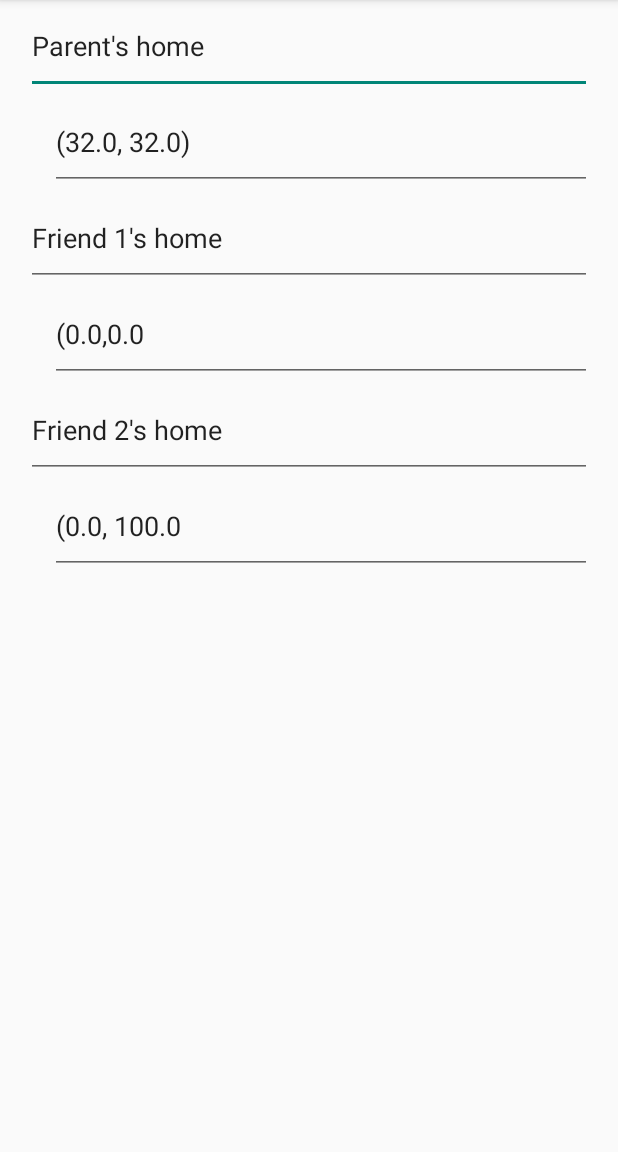
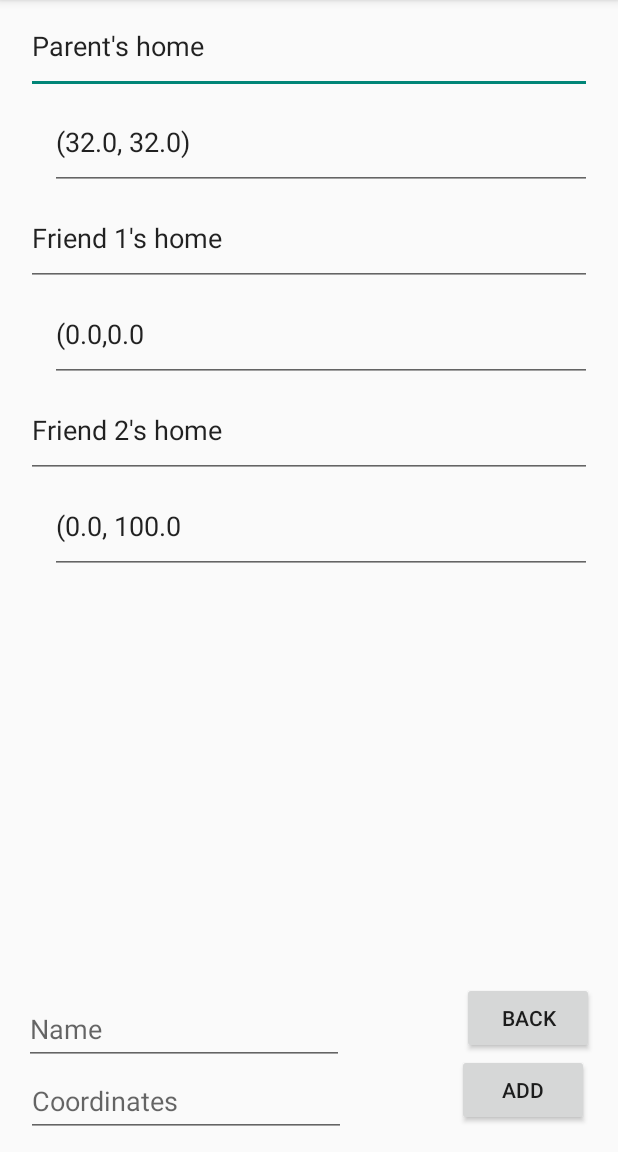
Before and after one commit to CSE-110-Winter-2023/cse110-team-12-Social-Compass, an Android app: the LocationListActivity screen opened directly, with no data from a screen before it, on a phone screen of 412 x 824 dp, the part 84-1236 px from its top. Run offline under Robolectric (Android 15) with nearby library versions, the light colour scheme and no system bars; our stand-ins replace Room's generated code.

Commit message:
input fields and buttons for locationActivity

```diff
--- a/app/src/main/java/edu/ucsd/cse110/socialcompass/LocationListActivity.java
+++ b/app/src/main/java/edu/ucsd/cse110/socialcompass/LocationListActivity.java
@@ -7,6 +7,7 @@ import androidx.recyclerview.widget.RecyclerView;
 import android.location.Location;
 import android.os.Bundle;
 import android.util.Log;
+import android.view.View;
 
 import java.util.List;
 
@@ -29,4 +30,12 @@ public class LocationListActivity extends AppCompatActivity {
 
         adapter.setLocationListItems(LocationListItem.loadJSON(this, "locations.json"));
     }
+
+    public void onBackClicked(View view) {
+
+        this.finish();
+    }
+
+    public void onAddInputClicked(View view) {
+    }
 }
--- a/app/src/main/java/edu/ucsd/cse110/socialcompass/LocationListItem.java
+++ b/app/src/main/java/edu/ucsd/cse110/socialcompass/LocationListItem.java
@@ -1,6 +1,17 @@
 package edu.ucsd.cse110.socialcompass;
 
 import android.content.Context;
+
+import androidx.annotation.NonNull;
+import androidx.room.Dao;
+import androidx.room.Database;
+import androidx.room.Delete;
+import androidx.room.Entity;
+import androidx.room.Insert;
+import androidx.room.PrimaryKey;
+import androidx.room.Query;
+import androidx.room.RoomDatabase;
+import androidx.room.Update;
 
 import com.google.gson.Gson;
 import com.google.gson.reflect.TypeToken;
@@ -13,13 +24,15 @@ import java.lang.reflect.Type;
 import java.util.Collections;
 import java.util.List;
 
+@Entity(tableName = "location_list_items")
 public class LocationListItem {
 
+    @PrimaryKey(autoGenerate = true)
     public long id = 0;
+    @NonNull
     public String label, coords;
 
-
-    public LocationListItem(String label, String coords) {
+    public LocationListItem(@NonNull String label, @NonNull String coords) {
         this.label = label;
         this.coords = coords;
     }
@@ -44,4 +57,27 @@ public class LocationListItem {
                 ", coords=" + coords +
                 '}';
     }
+
+    @Dao
+    public interface LocationListItemDao {
+        @Insert
+        long insert(LocationListItem locationListItem);
+
+        @Query("SELECT * FROM 'location_list_items' WHERE 'id'=:id")
+        LocationListItem get(long id);
+
+        @Query("SELECT * FROM 'location_list_items' ORDER BY 'order'")
+        List<LocationListItem> getAll();
+
+        @Update
+        int update(LocationListItem locationListItem);
+
+        @Delete
+        int delete(LocationListItem locationListItem);
+    }
+
+    @Database(entities = {LocationListItem.class}, version = 1)
+    public abstract class LocationDatabase extends RoomDatabase {
+        public abstract LocationListItemDao locationListItemDao();
+    }
 }
--- a/app/src/main/res/layout/activity_location_list.xml
+++ b/app/src/main/res/layout/activity_location_list.xml
@@ -13,9 +13,53 @@
         android:layout_marginStart="1dp"
         android:layout_marginTop="1dp"
         android:layout_marginEnd="1dp"
-        android:layout_marginBottom="1dp"
-        app:layout_constraintBottom_toBottomOf="parent"
+        android:layout_marginBottom="8dp"
+        app:layout_constraintBottom_toTopOf="@+id/back_btn"
         app:layout_constraintEnd_toEndOf="parent"
         app:layout_constraintStart_toStartOf="parent"
         app:layout_constraintTop_toTopOf="parent" />
+
+    <Button
+        android:id="@+id/back_btn"
+        android:layout_width="wrap_content"
+        android:layout_height="wrap_content"
+        android:layout_marginEnd="16dp"
+        android:layout_marginBottom="65dp"
+        android:onClick="onBackClicked"
+        android:text="Back"
+        app:layout_constraintBottom_toBottomOf="parent"
+        app:layout_constraintEnd_toEndOf="parent" />
+
+    <Button
+        android:id="@+id/add_btn"
+        android:layout_width="wrap_content"
+        android:layout_height="wrap_content"
+        android:layout_marginEnd="3dp"
+        android:text="Add"
+        android:onClick="onAddInputClicked"
+        app:layout_constraintEnd_toEndOf="@+id/back_btn"
+        app:layout_constraintTop_toBottomOf="@+id/back_btn" />
+
+    <EditText
+        android:id="@+id/addInputLabel"
+        android:layout_width="wrap_content"
+        android:layout_height="48dp"
+        android:layout_marginStart="16dp"
+        android:layout_marginTop="15dp"
+        android:ems="10"
+        android:inputType="textPersonName"
+        android:hint="Name"
+        app:layout_constraintStart_toStartOf="parent"
+        app:layout_constraintTop_toBottomOf="@+id/location_items" />
+
+    <EditText
+        android:id="@+id/addCoordsLabel"
+        android:layout_width="wrap_content"
+        android:layout_height="48dp"
+        android:layout_marginStart="1dp"
+        android:ems="10"
+        android:inputType="textPersonName"
+        android:hint="Coordinates"
+        app:layout_constraintStart_toStartOf="@+id/addInputLabel"
+        app:layout_constraintTop_toBottomOf="@+id/addInputLabel" />
 </androidx.constraintlayout.widget.ConstraintLayout>
```
Also changed, not shown: app/build.gradle (+8 -1 lines), 1 other file.
